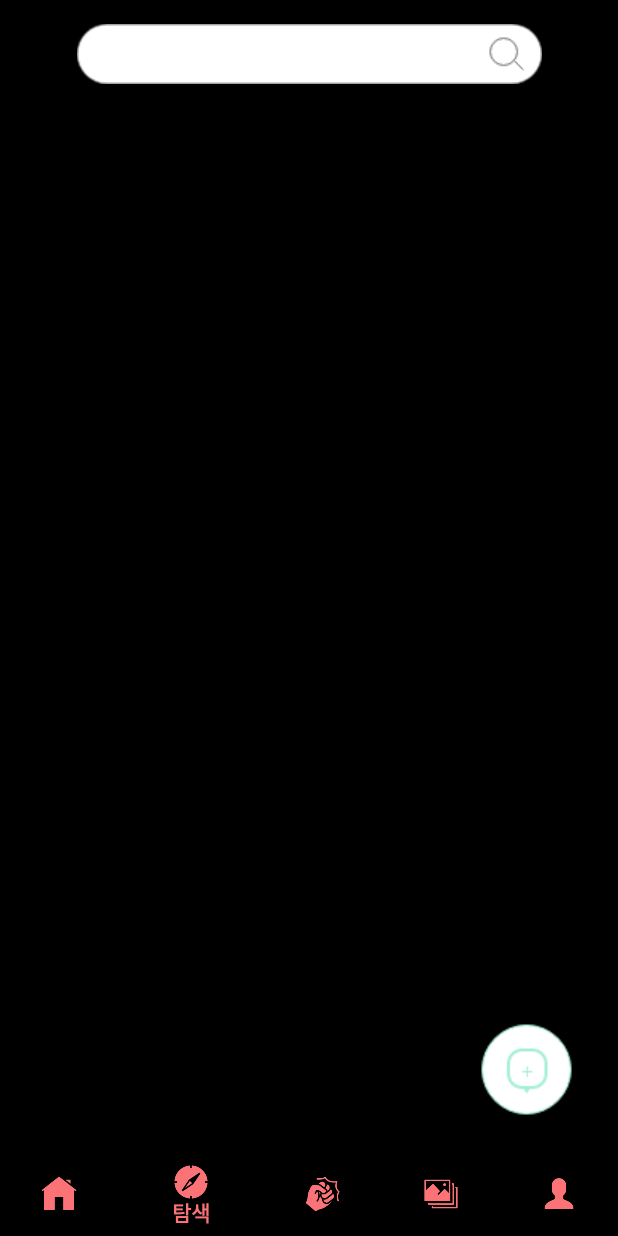
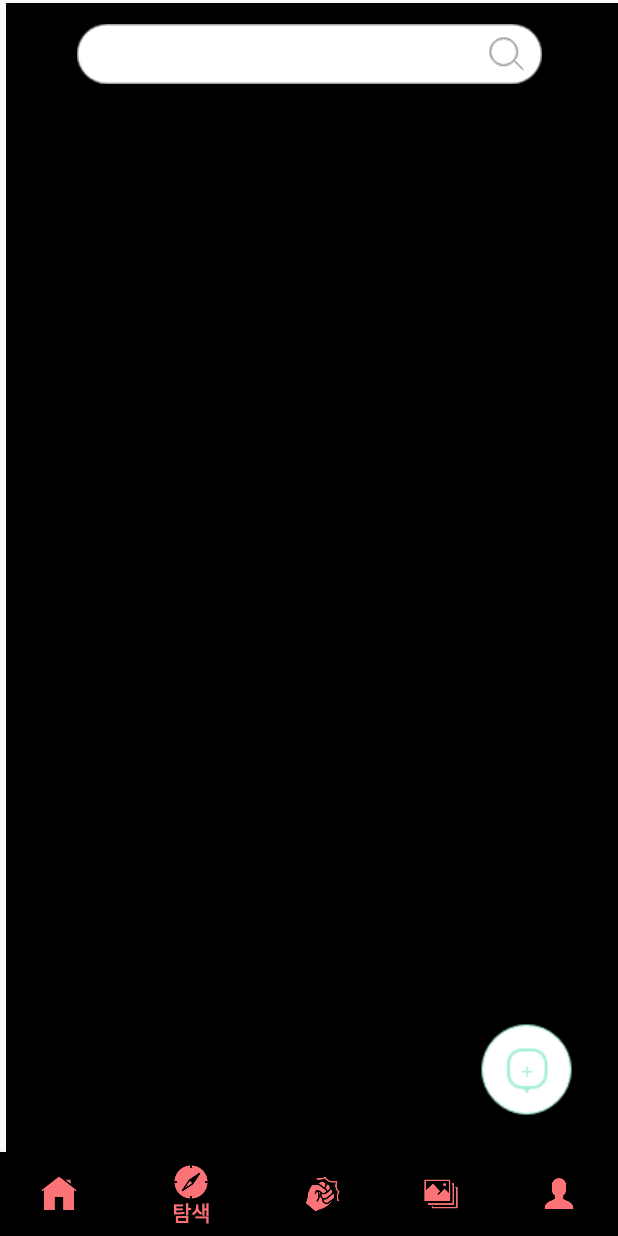
Before and after one commit to 16chperfect/SMAP, an Android app: the fragment frag1 placed in its activity, item 2 of the bottom bar chosen, on a phone screen of 412 x 824 dp. Run offline under Robolectric (Android 15) with nearby library versions, the phone set to English and light mode, and no system bars; our stand-ins replace Firebase (no records; nobody signed in at launch, a user with empty details on screens opened directly); libraries missing offline, so code that uses them is left out: com.firebase.ui.

```diff
--- a/SMAP_APP/app/src/main/res/layout/frag1.xml
+++ b/SMAP_APP/app/src/main/res/layout/frag1.xml
@@ -17,12 +17,12 @@
         android:layout_alignParentEnd="true"
         android:layout_alignParentRight="true"
         android:layout_alignParentBottom="true"
-        android:layout_marginStart="0dp"
-        android:layout_marginLeft="0dp"
-        android:layout_marginTop="0dp"
-        android:layout_marginEnd="0dp"
-        android:layout_marginRight="0dp"
-        android:layout_marginBottom="0dp"
+        android:layout_marginStart="4dp"
+        android:layout_marginLeft="4dp"
+        android:layout_marginTop="2dp"
+        android:layout_marginEnd="-4dp"
+        android:layout_marginRight="-4dp"
+        android:layout_marginBottom="-2dp"
         android:background="#000000"
         app:layout_constraintBottom_toTopOf="@+id/radio_sky"
         app:layout_constraintEnd_toEndOf="parent"
```
